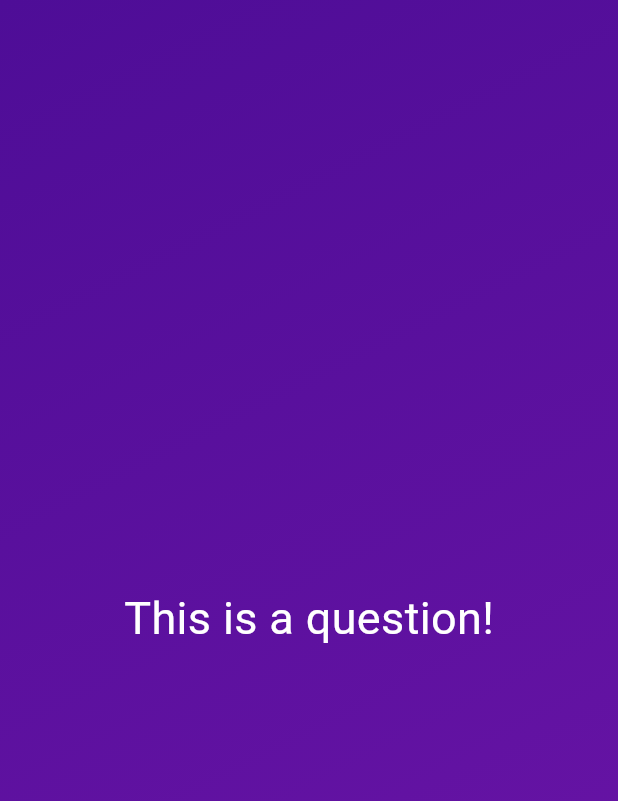
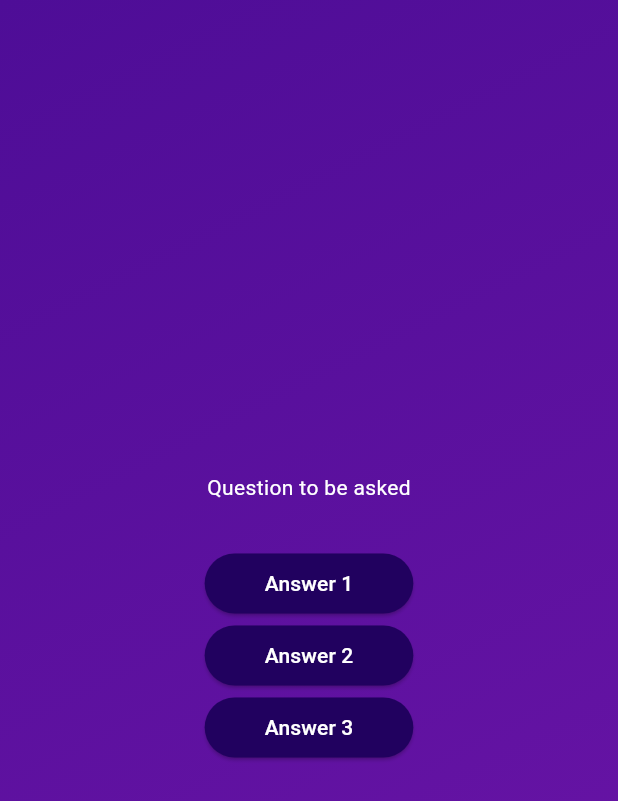
Before and after one commit to ManashNepal/quiz_app, a Flutter app: the screen it shows after launch, after a tap on "Start Quiz", on a phone screen of 412 x 824 dp. Shown: the top 801 px of the screen. Run offline on Flutter 3.47's test engine with Material 3 defaults, Android fonts, the phone set to English and light mode, and no system bars.

Commit message:
add reusable answer button

```diff
--- /dev/null
+++ b/lib/answer_button.dart
@@ -0,0 +1,24 @@
+import 'package:flutter/material.dart';
+
+class AnswerButton extends StatelessWidget {
+  const AnswerButton(
+      {super.key, required this.answerText, required this.onTap});
+
+  final String answerText;
+  final void Function() onTap;
+
+  @override
+  Widget build(context) {
+    return ElevatedButton(
+      style: ElevatedButton.styleFrom(
+          backgroundColor: const Color.fromARGB(255, 33, 1, 95),
+          foregroundColor: Colors.white,
+          shape: RoundedRectangleBorder(
+            borderRadius: BorderRadius.circular(40),
+          ),
+          padding: const EdgeInsets.symmetric(horizontal: 40, vertical: 10)),
+      onPressed: onTap,
+      child: Text(answerText),
+    );
+  }
+}
--- a/lib/questions_screen.dart
+++ b/lib/questions_screen.dart
@@ -1,4 +1,5 @@
 import 'package:flutter/material.dart';
+import 'package:quiz_app/answer_button.dart';
 
 class QuestionsScreen extends StatefulWidget {
   const QuestionsScreen({super.key});
@@ -12,13 +13,20 @@ class QuestionsScreen extends StatefulWidget {
 class _QuestionsScreenState extends State<QuestionsScreen> {
   @override
   Widget build(context) {
-    return const Center(
-      child: Text(
-        "This is a question!",
-        style: TextStyle(
-          fontSize: 30,
-          color: Colors.white,
-        ),
+    return SizedBox(
+      width: double.infinity,
+      child: Column(
+        mainAxisAlignment: MainAxisAlignment.center,
+        children: [
+          const Text(
+            "Question to be asked",
+            style: TextStyle(color: Colors.white),
+          ),
+          const SizedBox(height: 30),
+          AnswerButton(answerText: "Answer 1", onTap: () {}),
+          AnswerButton(answerText: "Answer 2", onTap: () {}),
+          AnswerButton(answerText: "Answer 3", onTap: () {}),
+        ],
       ),
     );
   }
```
